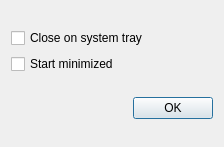
Old version of the form desktop/src/optionsDialog.ui in the repository nstrikos/androidSpeak.
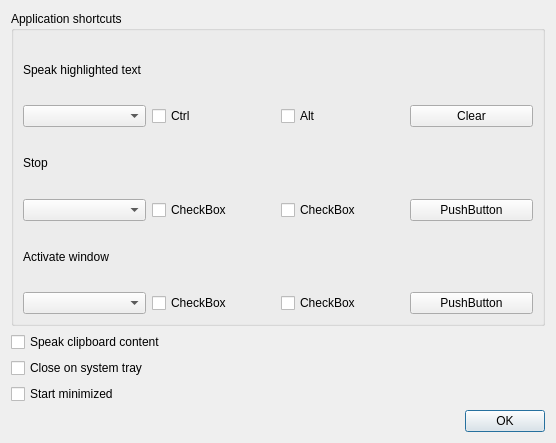
New version of the form.

```diff
--- a/desktop/src/optionsDialog.ui
+++ b/desktop/src/optionsDialog.ui
@@ -6,15 +6,162 @@
    <rect>
     <x>0</x>
     <y>0</y>
-    <width>224</width>
-    <height>147</height>
+    <width>556</width>
+    <height>443</height>
    </rect>
   </property>
   <property name="windowTitle">
    <string>Dialog</string>
   </property>
-  <layout class="QGridLayout" name="gridLayout">
-   <item row="1" column="0">
+  <layout class="QVBoxLayout" name="verticalLayout_5">
+   <item>
+    <widget class="QGroupBox" name="groupBox">
+     <property name="title">
+      <string>Application shortcuts</string>
+     </property>
+     <layout class="QVBoxLayout" name="verticalLayout_4">
+      <item>
+       <layout class="QVBoxLayout" name="verticalLayout">
+        <item>
+         <widget class="QLabel" name="label">
+          <property name="text">
+           <string>Speak highlighted text</string>
+          </property>
+         </widget>
+        </item>
+        <item>
+         <layout class="QHBoxLayout" name="horizontalLayout">
+          <item>
+           <widget class="QComboBox" name="comboBox"/>
+          </item>
+          <item>
+           <widget class="QCheckBox" name="speakCtrlCheckBox">
+            <property name="text">
+             <string>Ctrl</string>
+            </property>
+           </widget>
+          </item>
+          <item>
+           <widget class="QCheckBox" name="speakAltCheckBox">
+            <property name="text">
+             <string>Alt</string>
+            </property>
+           </widget>
+          </item>
+          <item>
+           <widget class="QPushButton" name="speakClearButton">
+            <property name="text">
+             <string>Clear</string>
+            </property>
+           </widget>
+          </item>
+         </layout>
+        </item>
+       </layout>
+      </item>
+      <item>
+       <layout class="QVBoxLayout" name="verticalLayout_2">
+        <item>
+         <widget class="QLabel" name="label_2">
+          <property name="text">
+           <string>Stop</string>
+          </property>
+         </widget>
+        </item>
+        <item>
+         <layout class="QHBoxLayout" name="horizontalLayout_2">
+          <item>
+           <widget class="QComboBox" name="comboBox_2"/>
+          </item>
+          <item>
+           <widget class="QCheckBox" name="checkBox_6">
+            <property name="text">
+             <string>CheckBox</string>
+            </property>
+           </widget>
+          </item>
+          <item>
+           <widget class="QCheckBox" name="checkBox_7">
+            <property name="text">
+             <string>CheckBox</string>
+            </property>
+           </widget>
+          </item>
+          <item>
+           <widget class="QPushButton" name="pushButton_2">
+            <property name="text">
+             <string>PushButton</string>
+            </property>
+           </widget>
+          </item>
+         </layout>
+        </item>
+       </layout>
+      </item>
+      <item>
+       <layout class="QVBoxLayout" name="verticalLayout_3">
+        <item>
+         <widget class="QLabel" name="label_3">
+          <property name="text">
+           <string>Activate window</string>
+          </property>
+         </widget>
+        </item>
+        <item>
+         <layout class="QHBoxLayout" name="horizontalLayout_3">
+          <item>
+           <widget class="QComboBox" name="comboBox_3"/>
+          </item>
+          <item>
+           <widget class="QCheckBox" name="checkBox_8">
+            <property name="text">
+             <string>CheckBox</string>
+            </property>
+           </widget>
+          </item>
+          <item>
+           <widget class="QCheckBox" name="checkBox_9">
+            <property name="text">
+             <string>CheckBox</string>
+            </property>
+           </widget>
+          </item>
+          <item>
+           <widget class="QPushButton" name="pushButton_3">
+            <property name="text">
+             <string>PushButton</string>
+            </property>
+           </widget>
+          </item>
+         </layout>
+        </item>
+       </layout>
+      </item>
+     </layout>
+    </widget>
+   </item>
+   <item>
+    <widget class="QCheckBox" name="clipboardCheckBox">
+     <property name="text">
+      <string>Speak clipboard content</string>
+     </property>
+    </widget>
+   </item>
+   <item>
+    <widget class="QCheckBox" name="checkBox">
+     <property name="text">
+      <string>Close on system tray</string>
+     </property>
+    </widget>
+   </item>
+   <item>
+    <widget class="QCheckBox" name="checkBox_2">
+     <property name="text">
+      <string>Start minimized</string>
+     </property>
+    </widget>
+   </item>
+   <item>
     <widget class="QDialogButtonBox" name="buttonBox">
      <property name="orientation">
       <enum>Qt::Horizontal</enum>
@@ -24,24 +171,6 @@
      </property>
     </widget>
    </item>
-   <item row="0" column="0">
-    <layout class="QVBoxLayout" name="verticalLayout">
-     <item>
-      <widget class="QCheckBox" name="checkBox">
-       <property name="text">
-        <string>Close on system tray</string>
-       </property>
-      </widget>
-     </item>
-     <item>
-      <widget class="QCheckBox" name="checkBox_2">
-       <property name="text">
-        <string>Start minimized</string>
-       </property>
-      </widget>
-     </item>
-    </layout>
-   </item>
   </layout>
  </widget>
  <resources/>
```
